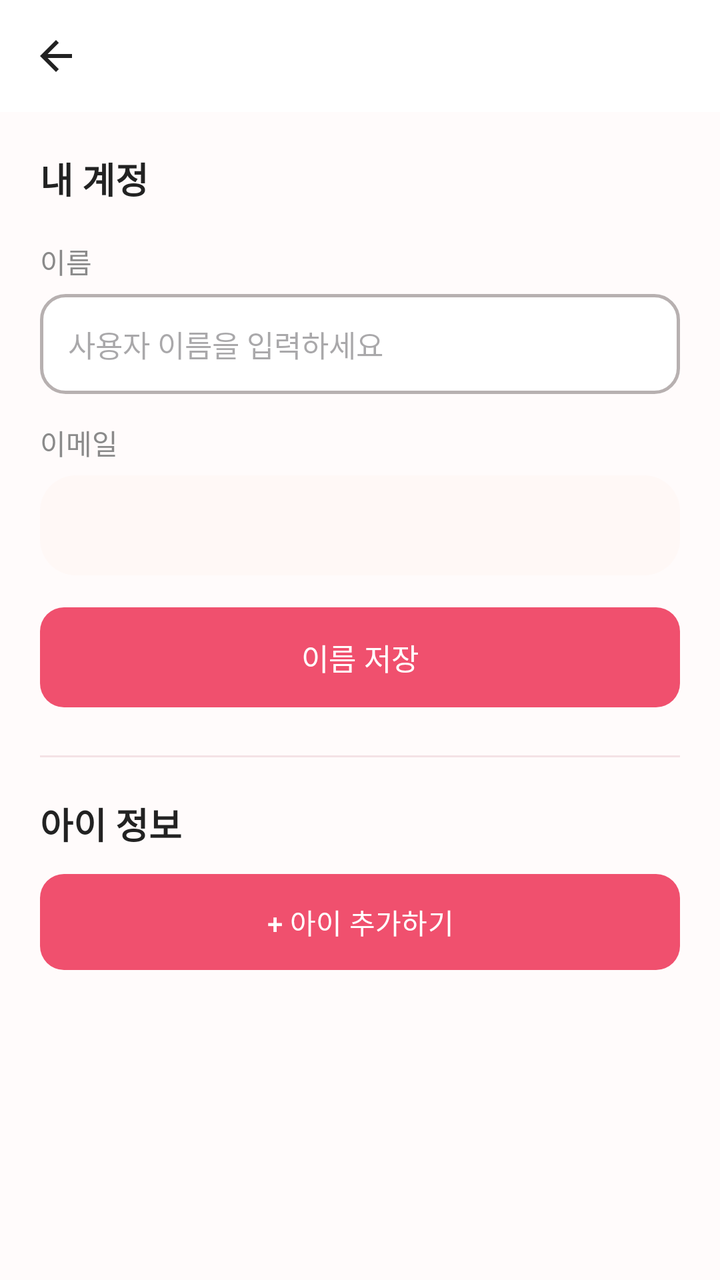
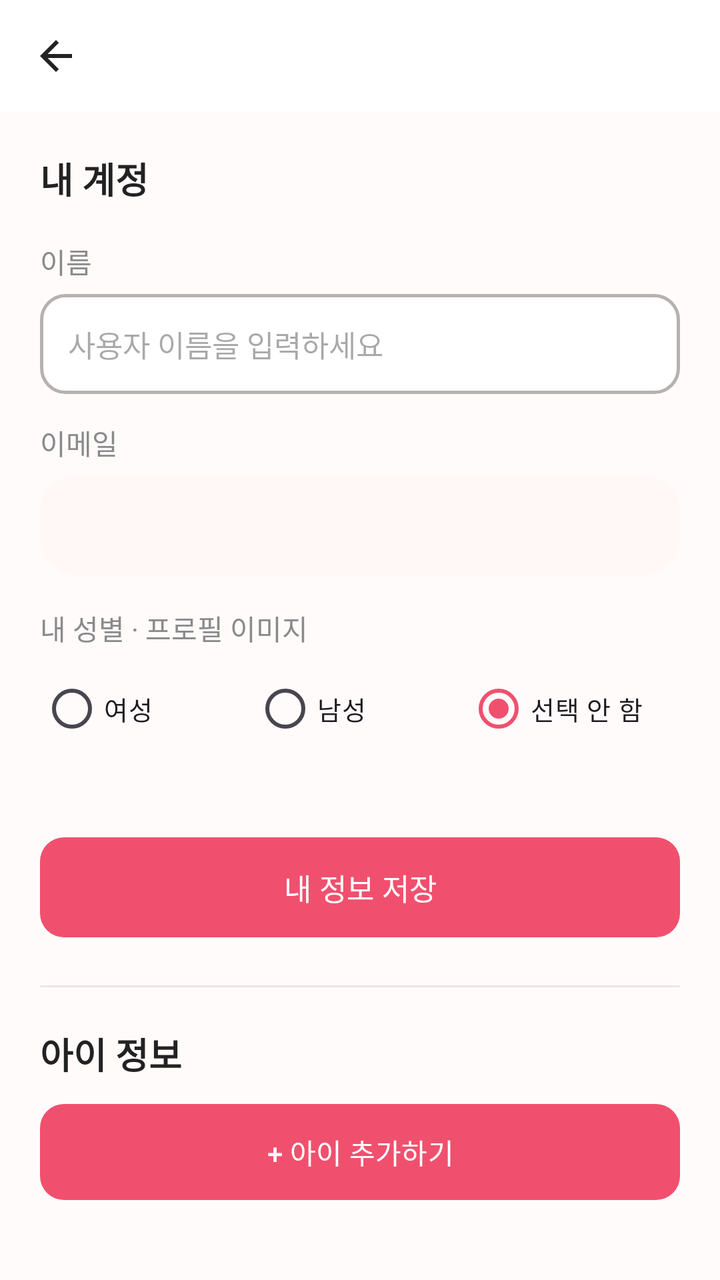

Compare the two renders of this Android layout. The source of the first and the diff that turns it into the second are given below.
<!-- AndroidManifest.xml: application theme Theme.Maru -->
<!-- res/layout/fragment_my_info.xml -->
<?xml version="1.0" encoding="utf-8"?>
<LinearLayout xmlns:android="http://schemas.android.com/apk/res/android"
    android:layout_width="match_parent"
    android:layout_height="match_parent"
    android:background="@color/page_bg"
    android:orientation="vertical">

    <include layout="@layout/layout_top_bar" />

    <ScrollView
        android:layout_width="match_parent"
        android:layout_height="0dp"
        android:layout_weight="1"
        android:fillViewport="true">

        <LinearLayout
            android:layout_width="match_parent"
            android:layout_height="wrap_content"
            android:orientation="vertical"
            android:padding="20dp">

            <TextView
                android:layout_width="match_parent"
                android:layout_height="wrap_content"
                android:text="@string/my_info_profile_section"
                android:textColor="@color/text_dark"
                android:textSize="18sp"
                android:textStyle="bold" />

            <TextView
                android:layout_width="match_parent"
                android:layout_height="wrap_content"
                android:layout_marginTop="18dp"
                android:text="@string/my_info_name_label"
                android:textColor="@color/text_gray"
                android:textSize="14sp" />

            <EditText
                android:id="@+id/editMyInfoName"
                android:layout_width="match_parent"
                android:layout_height="50dp"
                android:layout_marginTop="6dp"
                android:background="@drawable/bg_auth_input"
                android:hint="@string/signup_username_hint"
                android:inputType="textPersonName"
                android:maxLines="1"
                android:paddingStart="14dp"
                android:paddingEnd="14dp"
                android:textColor="@color/text_dark"
                android:textSize="15sp" />

            <TextView
                android:layout_width="match_parent"
                android:layout_height="wrap_content"
                android:layout_marginTop="14dp"
                android:text="@string/my_info_email_label"
                android:textColor="@color/text_gray"
                android:textSize="14sp" />

            <TextView
                android:id="@+id/tvMyInfoEmail"
                android:layout_width="match_parent"
                android:layout_height="50dp"
                android:layout_marginTop="6dp"
                android:background="@drawable/bg_mypage_profile"
                android:gravity="center_vertical"
                android:paddingStart="14dp"
                android:paddingEnd="14dp"
                android:textColor="@color/text_dark"
                android:textSize="15sp" />

            <Button
                android:id="@+id/buttonSaveMyInfo"
                android:layout_width="match_parent"
                android:layout_height="50dp"
                android:layout_marginTop="16dp"
                android:background="@drawable/bg_choice_button_primary"
                android:backgroundTint="@null"
                android:stateListAnimator="@null"
                android:text="@string/my_info_save"
                android:textAllCaps="false"
                android:textColor="@android:color/white"
                android:textSize="15sp" />

            <View
                android:layout_width="match_parent"
                android:layout_height="1dp"
                android:layout_marginTop="24dp"
                android:layout_marginBottom="20dp"
                android:background="@color/community_line" />

            <TextView
                android:layout_width="match_parent"
                android:layout_height="wrap_content"
                android:text="@string/my_info_children_section"
                android:textColor="@color/text_dark"
                android:textSize="18sp"
                android:textStyle="bold" />

            <Button
                android:id="@+id/buttonAddMyChild"
                android:layout_width="match_parent"
                android:layout_height="48dp"
                android:layout_marginTop="12dp"
                android:background="@drawable/bg_choice_button_primary"
                android:backgroundTint="@null"
                android:stateListAnimator="@null"
                android:text="@string/add_child"
                android:textAllCaps="false"
                android:textColor="@android:color/white"
                android:textSize="14sp" />

            <TextView
                android:id="@+id/tvMyInfoChildrenEmpty"
                android:layout_width="match_parent"
                android:layout_height="wrap_content"
                android:layout_marginTop="14dp"
                android:gravity="center"
                android:padding="24dp"
                android:text="@string/my_info_empty_children"
                android:textColor="@color/text_gray"
                android:textSize="14sp"
                android:visibility="gone" />

            <LinearLayout
                android:id="@+id/layoutMyInfoChildren"
                android:layout_width="match_parent"
                android:layout_height="wrap_content"
                android:layout_marginTop="12dp"
                android:orientation="vertical" />
        </LinearLayout>
    </ScrollView>
</LinearLayout>
<!-- res/layout/layout_top_bar.xml (included above) -->
<?xml version="1.0" encoding="utf-8"?>
<LinearLayout xmlns:android="http://schemas.android.com/apk/res/android"
    xmlns:app="http://schemas.android.com/apk/res-auto"
    android:layout_width="match_parent"
    android:layout_height="56dp"
    android:background="@color/white"
    android:gravity="center_vertical"
    android:orientation="horizontal">

    <ImageButton
        android:id="@+id/btnBack"
        android:layout_width="48dp"
        android:layout_height="48dp"
        android:layout_marginStart="4dp"
        android:background="?attr/selectableItemBackgroundBorderless"
        android:contentDescription="@string/back"
        android:src="@drawable/ic_arrow_back"
        app:tint="@color/text_dark" />

    <TextView
        android:id="@+id/tvTopTitle"
        android:layout_width="wrap_content"
        android:layout_height="wrap_content"
        android:textColor="@color/text_dark"
        android:textSize="18sp"
        android:textStyle="bold" />
</LinearLayout>
<!-- resources referenced by this layout -->
<resources>
  <color name="community_line">#F4E2E5</color>
  <color name="page_bg">#FFFFFBFB</color>
  <color name="text_dark">#FF222222</color>
  <color name="text_gray">#FF8A8A8A</color>
  <color name="white">#FFFFFFFF</color>
  <!-- drawable bg_auth_input (drawable) -->
  <?xml version="1.0" encoding="utf-8"?>
  <shape xmlns:android="http://schemas.android.com/apk/res/android" android:shape="rectangle">
      <solid android:color="#FFFFFFFF" />
      <stroke android:width="1.5dp" android:color="#B7B0B0" />
      <corners android:radius="12dp" />
      <padding android:left="16dp" android:top="8dp" android:right="16dp" android:bottom="8dp" />
  </shape>
  <!-- drawable bg_choice_button_primary (drawable) -->
  <?xml version="1.0" encoding="utf-8"?>
  <shape xmlns:android="http://schemas.android.com/apk/res/android" android:shape="rectangle">
      <solid android:color="#FF9494" />
      <corners android:radius="12dp" />
  </shape>
  <!-- drawable bg_mypage_profile (drawable) -->
  <?xml version="1.0" encoding="utf-8"?>
  <shape xmlns:android="http://schemas.android.com/apk/res/android" android:shape="rectangle">
      <solid android:color="#FFF8F6" />
      <corners android:radius="18dp" />
  </shape>
  <!-- drawable ic_arrow_back (drawable) -->
  <?xml version="1.0" encoding="utf-8"?>
  <vector xmlns:android="http://schemas.android.com/apk/res/android"
      android:width="24dp"
      android:height="24dp"
      android:viewportWidth="24"
      android:viewportHeight="24"
      android:autoMirrored="true">
      <path
          android:fillColor="#FF222222"
          android:pathData="M20,11H7.83l5.59,-5.59L12,4l-8,8 8,8 1.41,-1.41L7.83,13H20v-2z" />
  </vector>
  <string name="add_child">+ 아이 추가하기</string>
  <string name="back">돌아가기</string>
  <string name="my_info_children_section">아이 정보</string>
  <string name="my_info_email_label">이메일</string>
  <string name="my_info_empty_children">등록된 아이 정보가 없어요.</string>
  <string name="my_info_name_label">이름</string>
  <string name="my_info_profile_section">내 계정</string>
  <string name="my_info_save">이름 저장</string>
  <string name="signup_username_hint">사용자 이름을 입력하세요</string>
  <style name="Theme.Maru" parent="Base.Theme.Maru" />
  <style name="Base.Theme.Maru" parent="Theme.Material3.Light.NoActionBar">
          <item name="colorPrimary">@color/maru_pink</item>
          <item name="android:windowBackground">@color/page_bg</item>
          
          <item name="android:windowLightStatusBar">true</item>
          
          <item name="android:soundEffectsEnabled">false</item>
      </style>
  <color name="maru_pink">#FFF0506E</color>
</resources>

<!-- the commit's change to res/layout/fragment_my_info.xml (unified diff, before → after) -->
@@ -69,6 +69,20 @@
                 android:textColor="@color/text_dark"
                 android:textSize="15sp" />
 
+            <TextView android:layout_width="match_parent" android:layout_height="wrap_content"
+                android:layout_marginTop="16dp" android:text="내 성별 · 프로필 이미지" android:textColor="@color/text_gray" android:textSize="14sp" />
+            <RadioGroup android:id="@+id/radioProfileGender" android:layout_width="match_parent" android:layout_height="wrap_content"
+                android:layout_marginTop="6dp" android:orientation="horizontal" android:checkedButton="@id/radioProfileUnspecified">
+                <RadioButton android:id="@+id/radioProfileFemale" android:layout_width="0dp" android:layout_height="wrap_content"
+                    android:layout_weight="1" android:minHeight="48dp" android:text="여성" android:textSize="13sp" android:buttonTint="#FF858B" />
+                <RadioButton android:id="@+id/radioProfileMale" android:layout_width="0dp" android:layout_height="wrap_content"
+                    android:layout_weight="1" android:minHeight="48dp" android:text="남성" android:textSize="13sp" android:buttonTint="#FF858B" />
+                <RadioButton android:id="@+id/radioProfileUnspecified" android:layout_width="0dp" android:layout_height="wrap_content"
+                    android:layout_weight="1" android:minHeight="48dp" android:text="선택 안 함" android:textSize="13sp" android:buttonTint="#FF858B" />
+            </RadioGroup>
+            <TextView android:id="@+id/textProfileStatus" android:layout_width="match_parent" android:layout_height="wrap_content"
+                android:textColor="@color/text_gray" android:textSize="12sp" android:paddingVertical="4dp" android:accessibilityLiveRegion="polite" />
+
             <Button
                 android:id="@+id/buttonSaveMyInfo"
                 android:layout_width="match_parent"
@@ -77,7 +91,7 @@
                 android:background="@drawable/bg_choice_button_primary"
                 android:backgroundTint="@null"
                 android:stateListAnimator="@null"
-                android:text="@string/my_info_save"
+                android:text="내 정보 저장"
                 android:textAllCaps="false"
                 android:textColor="@android:color/white"
                 android:textSize="15sp" />
<!-- resource entries referenced after the edit -->
@@ -44,7 +44,6 @@
   <string name="my_info_empty_children">등록된 아이 정보가 없어요.</string>
   <string name="my_info_name_label">이름</string>
   <string name="my_info_profile_section">내 계정</string>
-  <string name="my_info_save">이름 저장</string>
   <string name="signup_username_hint">사용자 이름을 입력하세요</string>
   <style name="Theme.Maru" parent="Base.Theme.Maru" />
   <style name="Base.Theme.Maru" parent="Theme.Material3.Light.NoActionBar">
